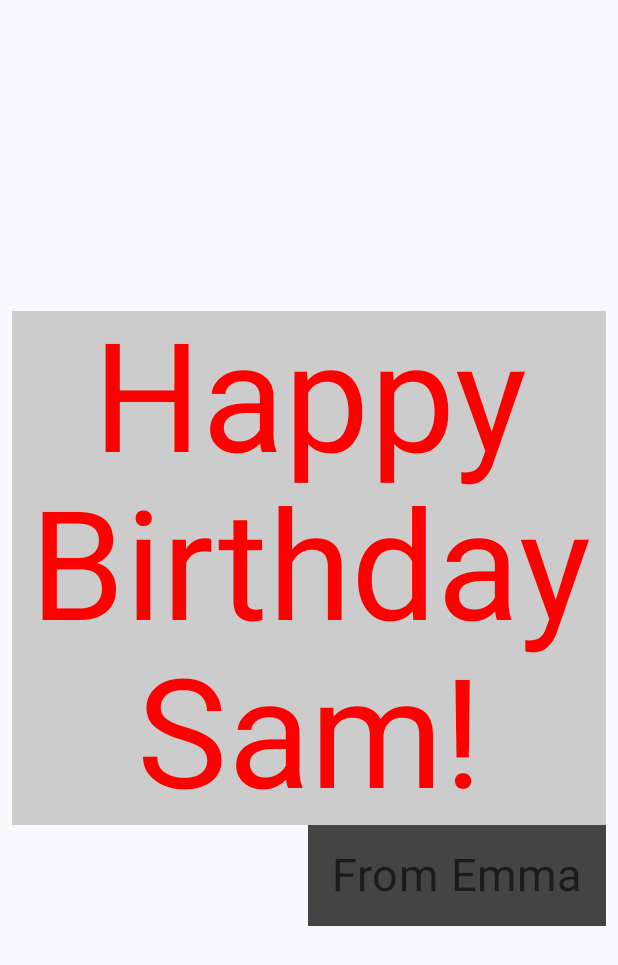
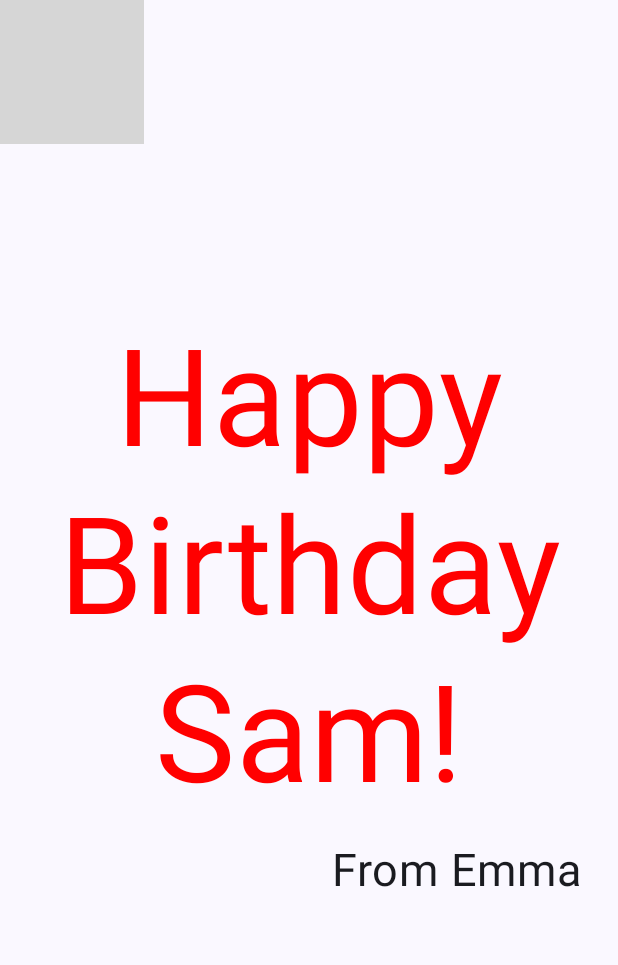
Before and after one commit to das-dipankar/testHappyBirthdayApp, an Android app built with Jetpack Compose: the screen it shows after launch (MainActivity), on a phone screen of 412 x 824 dp. Shown: the top 965 px of the screen. Run offline under Robolectric (Android 15) with nearby library versions, the phone set to English and light mode, and no system bars; grey boxes are pictures that could not be loaded.

Commit message:
added image and updated screen

```diff
--- a/app/src/main/java/com/example/happybirthday/MainActivity.kt
+++ b/app/src/main/java/com/example/happybirthday/MainActivity.kt
@@ -3,8 +3,10 @@ package com.example.happybirthday
 import android.os.Bundle
 import androidx.activity.ComponentActivity
 import androidx.activity.compose.setContent
+import androidx.compose.foundation.Image
 import androidx.compose.foundation.background
 import androidx.compose.foundation.layout.Arrangement
+import androidx.compose.foundation.layout.Box
 import androidx.compose.foundation.layout.Column
 import androidx.compose.foundation.layout.Row
 import androidx.compose.foundation.layout.fillMaxSize
@@ -16,6 +18,7 @@ import androidx.compose.runtime.Composable
 import androidx.compose.ui.Alignment
 import androidx.compose.ui.Modifier
 import androidx.compose.ui.graphics.Color
+import androidx.compose.ui.res.painterResource
 import androidx.compose.ui.text.style.TextAlign
 import androidx.compose.ui.tooling.preview.Preview
 import androidx.compose.ui.unit.dp
@@ -32,10 +35,10 @@ class MainActivity : ComponentActivity() {
                     modifier = Modifier.fillMaxSize(),
                     color = MaterialTheme.colorScheme.background
                 ) {
-                    GreetingText(
+                    GreetingImage(
                         message = "Happy Birthday Sam!",
                         from = "From Emma",
-                        modifier = Modifier.padding(8.dp)
+//            modifier = Modifier.padding(8.dp).background(color = Color.Blue)
                     )
                 }
             }
@@ -45,6 +48,35 @@ class MainActivity : ComponentActivity() {
 }
 
 @Composable
+fun GreetingImage(message: String, from: String, modifier: Modifier = Modifier) {
+    val image = painterResource(R.drawable.androidparty)
+    Box(modifier) {
+        Image(
+            painter = image,
+            contentDescription = null
+        )
+        GreetingText(
+            message = message,
+            from = from,
+            modifier = Modifier
+                .fillMaxSize()
+                .padding(8.dp)
+        )
+    }
+}
+
+@Preview(showBackground = true, showSystemUi = true, name = "Dipankar" )
+@Composable
+fun GreetingImagePreview() {
+    HappyBirthdayTheme {
+        GreetingImage(
+            message = "Happy Birthday Sam!",
+            from = "From Emma",
+//            modifier = Modifier.padding(8.dp).background(color = Color.Blue)
+        )
+    }
+}
+@Composable
 fun GreetingText(message: String, from: String, modifier: Modifier = Modifier) {
     Column(
         verticalArrangement = Arrangement.Center,
@@ -52,23 +84,22 @@ fun GreetingText(message: String, from: String, modifier: Modifier = Modifier) {
     ) {
         Text(
             text = message,
-            fontSize = 101.sp,
+            fontSize = 90.sp,
             lineHeight = 112.sp,
             color = Color.Red,
             textAlign = TextAlign.Center,
-            modifier = Modifier.background(color = Color.LightGray)
+//            modifier = Modifier.background(color = Color.LightGray)
         )
         Text(
             text = from,
             fontSize = 30.sp,
             lineHeight = 35.sp,
             modifier = Modifier
-                .background(color = Color.DarkGray)
+//                .background(color = Color.DarkGray)
                 .padding(16.dp)
                 .align(Alignment.End)
         )
     }
-
 }
 
 //@Preview(showBackground = true )
@@ -76,6 +107,15 @@ fun GreetingText(message: String, from: String, modifier: Modifier = Modifier) {
 @Composable
 fun BirthdayCardPreview() {
     HappyBirthdayTheme {
-        GreetingText(message = "Happy Birthday Sam!", from = "From Emma", modifier = Modifier.padding(8.dp))
+        Surface(
+            modifier = Modifier.fillMaxSize(),
+            color = MaterialTheme.colorScheme.background
+        ) {
+            GreetingText(
+                message = "Happy Birthday Sam!",
+                from = "From Emma",
+                modifier = Modifier.padding(8.dp)
+            )
+        }
     }
 }
```
Also changed, not shown: 1 other file.
